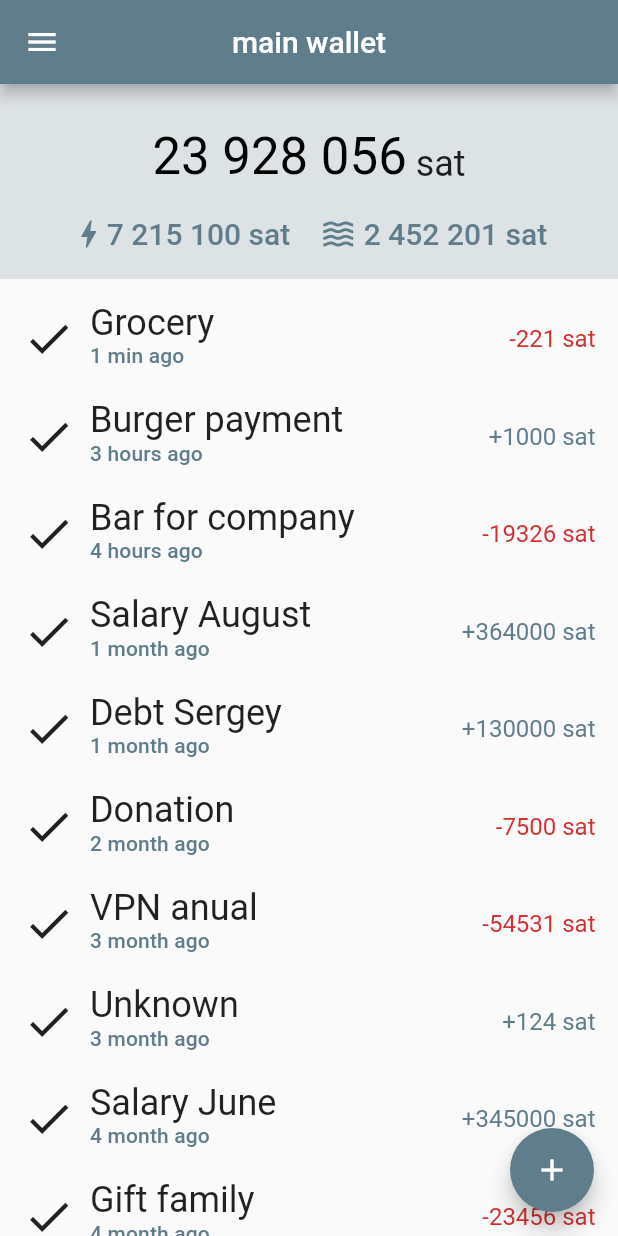
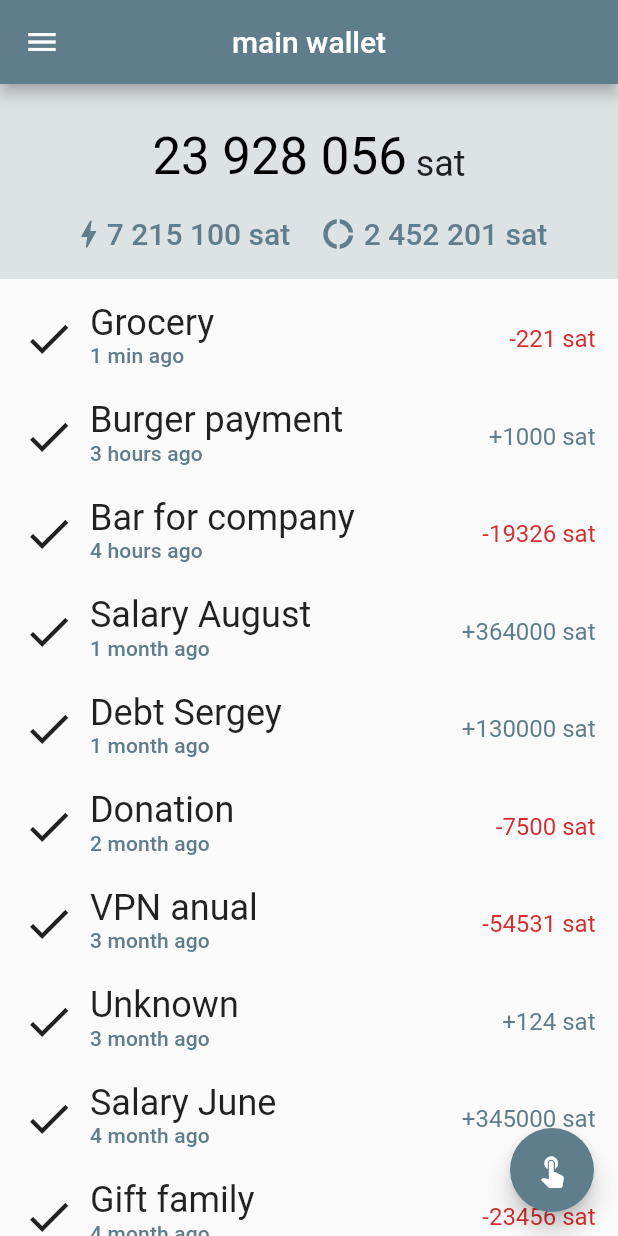
Before and after one commit to NCrashed/ergvein-experiments, a Flutter app: the screen it shows after launch, on a phone screen of 412 x 824 dp. Run offline on Flutter 3.47's test engine with Material 2 defaults, Android fonts, the phone set to English and light mode, and no system bars.

Commit message:
Adjust icons

```diff
--- a/lib/main.dart
+++ b/lib/main.dart
@@ -83,7 +83,7 @@ class _BalancePageState extends State<BalancePage> {
       floatingActionButton: FloatingActionButton(
         onPressed: _incrementCounter,
         tooltip: 'Increment',
-        child: const Icon(Icons.add),
+        child: const Icon(Icons.touch_app),
       ), // This trailing comma makes auto-formatting nicer for build methods.
     );
   }
@@ -178,7 +178,7 @@ class _BalancePageState extends State<BalancePage> {
                   icon: Container(
                     margin: const EdgeInsets.only(right: 5.0),
                     child: Icon(
-                      Icons.waves,
+                      Icons.donut_large_sharp,
                       color: theme.colorScheme.secondaryVariant,
                     ),
                   )),
```
